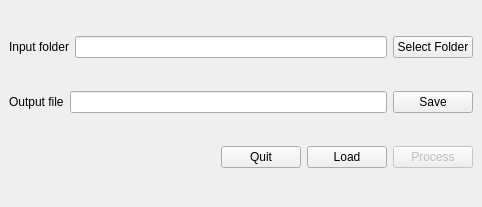
First picture: the form in readEchoAmps-CPMGvT/REA.ui, repository diont17/processCPMG-vT, before the edit.
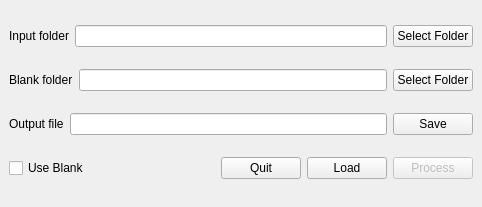
Second picture: the form after the edit.

Commit message: Added subtraction of blank data

```diff
--- a/readEchoAmps-CPMGvT/REA.ui
+++ b/readEchoAmps-CPMGvT/REA.ui
@@ -40,6 +40,27 @@
       </item>
      </layout>
     </item>
+    <item>
+     <layout class="QHBoxLayout" name="horizontalLayout">
+      <item>
+       <widget class="QLabel" name="lblBlank">
+        <property name="text">
+         <string>Blank folder</string>
+        </property>
+       </widget>
+      </item>
+      <item>
+       <widget class="QLineEdit" name="txtBlank"/>
+      </item>
+      <item>
+       <widget class="QPushButton" name="btnSelectBlank">
+        <property name="text">
+         <string>Select Folder</string>
+        </property>
+       </widget>
+      </item>
+     </layout>
+    </item>
     <item>
      <layout class="QHBoxLayout" name="horizontalLayout_4">
       <item>
@@ -63,6 +84,13 @@
     </item>
     <item>
      <layout class="QHBoxLayout" name="horizontalLayout_2">
+      <item>
+       <widget class="QCheckBox" name="chkUseBlank">
+        <property name="text">
+         <string>Use Blank</string>
+        </property>
+       </widget>
+      </item>
       <item>
        <widget class="QLabel" name="lblStatus">
         <property name="text">
```
The commit also changes 3 other files.
